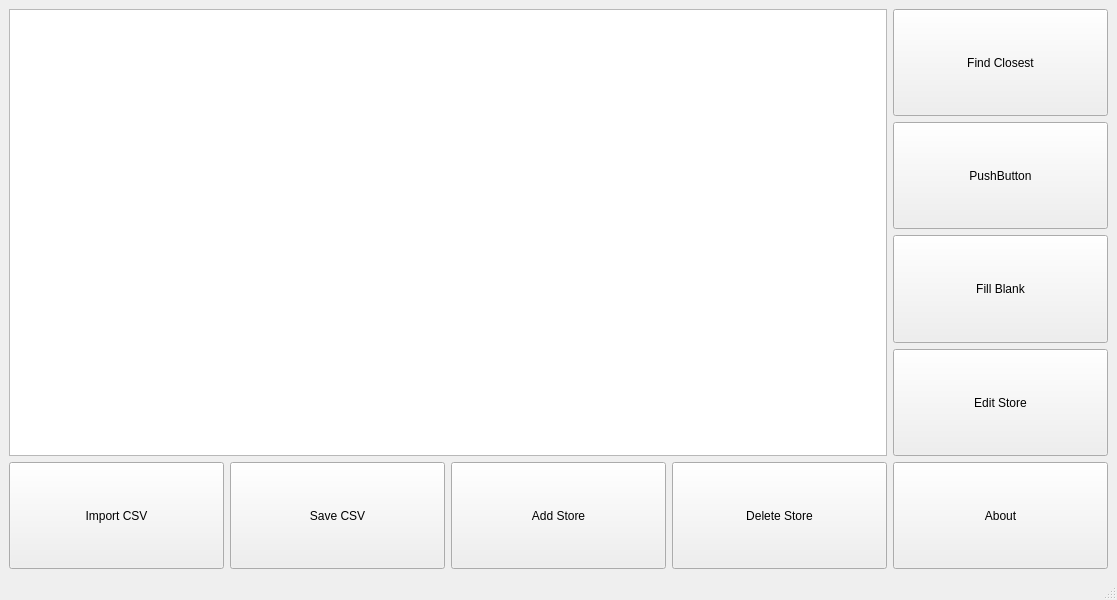
samokhvalovgleb/dsba-itop2022-hw, file mainwindow.ui: the form before one commit.
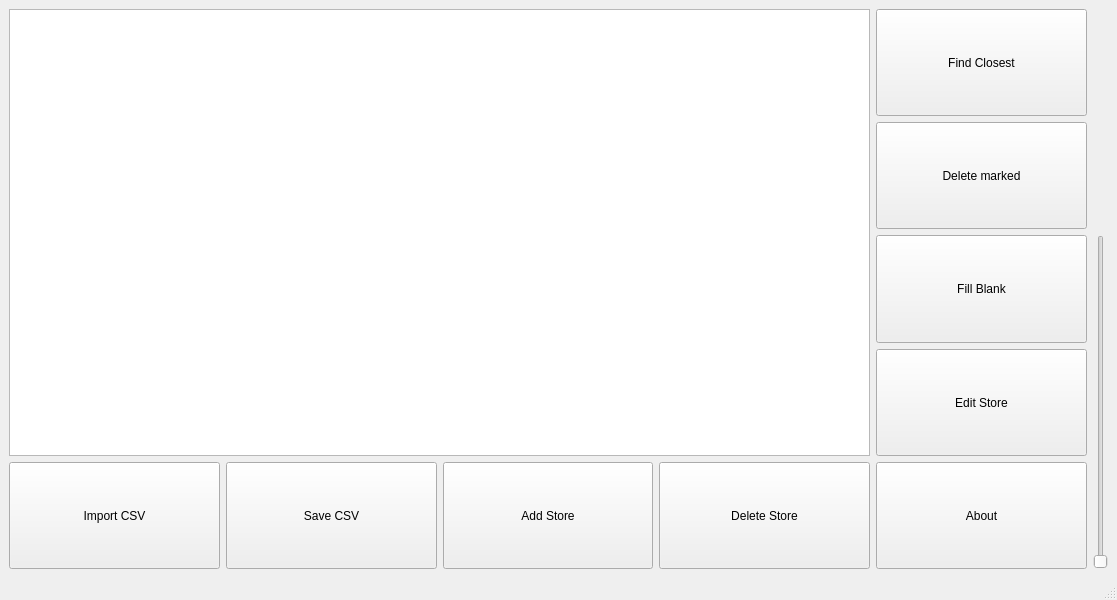
The form after the commit.

Patch:
```diff
--- a/mainwindow.ui
+++ b/mainwindow.ui
@@ -15,58 +15,6 @@
   </property>
   <widget class="QWidget" name="centralwidget">
    <layout class="QGridLayout" name="gridLayout">
-    <item row="5" column="0">
-     <widget class="QPushButton" name="importData">
-      <property name="sizePolicy">
-       <sizepolicy hsizetype="Minimum" vsizetype="Preferred">
-        <horstretch>0</horstretch>
-        <verstretch>0</verstretch>
-       </sizepolicy>
-      </property>
-      <property name="text">
-       <string>Import CSV</string>
-      </property>
-     </widget>
-    </item>
-    <item row="5" column="3">
-     <widget class="QPushButton" name="deletting">
-      <property name="sizePolicy">
-       <sizepolicy hsizetype="Minimum" vsizetype="Preferred">
-        <horstretch>0</horstretch>
-        <verstretch>0</verstretch>
-       </sizepolicy>
-      </property>
-      <property name="text">
-       <string>Delete Store</string>
-      </property>
-     </widget>
-    </item>
-    <item row="5" column="2">
-     <widget class="QPushButton" name="addStore">
-      <property name="sizePolicy">
-       <sizepolicy hsizetype="Minimum" vsizetype="Preferred">
-        <horstretch>0</horstretch>
-        <verstretch>0</verstretch>
-       </sizepolicy>
-      </property>
-      <property name="text">
-       <string>Add Store</string>
-      </property>
-     </widget>
-    </item>
-    <item row="0" column="4">
-     <widget class="QPushButton" name="findClosest">
-      <property name="sizePolicy">
-       <sizepolicy hsizetype="Minimum" vsizetype="Preferred">
-        <horstretch>0</horstretch>
-        <verstretch>0</verstretch>
-       </sizepolicy>
-      </property>
-      <property name="text">
-       <string>Find Closest</string>
-      </property>
-     </widget>
-    </item>
     <item row="1" column="4">
      <widget class="QPushButton" name="pushButton_8">
       <property name="sizePolicy">
@@ -76,11 +24,11 @@
        </sizepolicy>
       </property>
       <property name="text">
-       <string>PushButton</string>
+       <string>Delete marked</string>
       </property>
      </widget>
     </item>
-    <item row="5" column="1">
+    <item row="4" column="1">
      <widget class="QPushButton" name="saveData">
       <property name="sizePolicy">
        <sizepolicy hsizetype="Minimum" vsizetype="Preferred">
@@ -93,6 +41,22 @@
       </property>
      </widget>
     </item>
+    <item row="0" column="0" rowspan="4" colspan="4">
+     <widget class="QTableView" name="tableView"/>
+    </item>
+    <item row="4" column="0">
+     <widget class="QPushButton" name="importData">
+      <property name="sizePolicy">
+       <sizepolicy hsizetype="Minimum" vsizetype="Preferred">
+        <horstretch>0</horstretch>
+        <verstretch>0</verstretch>
+       </sizepolicy>
+      </property>
+      <property name="text">
+       <string>Import CSV</string>
+      </property>
+     </widget>
+    </item>
     <item row="2" column="4">
      <widget class="QPushButton" name="fiilingBlanks">
       <property name="sizePolicy">
@@ -106,7 +70,46 @@
       </property>
      </widget>
     </item>
-    <item row="5" column="4">
+    <item row="4" column="3">
+     <widget class="QPushButton" name="deletting">
+      <property name="sizePolicy">
+       <sizepolicy hsizetype="Minimum" vsizetype="Preferred">
+        <horstretch>0</horstretch>
+        <verstretch>0</verstretch>
+       </sizepolicy>
+      </property>
+      <property name="text">
+       <string>Delete Store</string>
+      </property>
+     </widget>
+    </item>
+    <item row="0" column="4">
+     <widget class="QPushButton" name="findClosest">
+      <property name="sizePolicy">
+       <sizepolicy hsizetype="Minimum" vsizetype="Preferred">
+        <horstretch>0</horstretch>
+        <verstretch>0</verstretch>
+       </sizepolicy>
+      </property>
+      <property name="text">
+       <string>Find Closest</string>
+      </property>
+     </widget>
+    </item>
+    <item row="4" column="2">
+     <widget class="QPushButton" name="addStore">
+      <property name="sizePolicy">
+       <sizepolicy hsizetype="Minimum" vsizetype="Preferred">
+        <horstretch>0</horstretch>
+        <verstretch>0</verstretch>
+       </sizepolicy>
+      </property>
+      <property name="text">
+       <string>Add Store</string>
+      </property>
+     </widget>
+    </item>
+    <item row="4" column="4">
      <widget class="QPushButton" name="about">
       <property name="sizePolicy">
        <sizepolicy hsizetype="Minimum" vsizetype="Preferred">
@@ -132,8 +135,12 @@
       </property>
      </widget>
     </item>
-    <item row="0" column="0" rowspan="4" colspan="4">
-     <widget class="QTableView" name="tableView"/>
+    <item row="2" column="5" rowspan="3">
+     <widget class="QSlider" name="verticalSlider">
+      <property name="orientation">
+       <enum>Qt::Vertical</enum>
+      </property>
+     </widget>
     </item>
    </layout>
   </widget>
```
